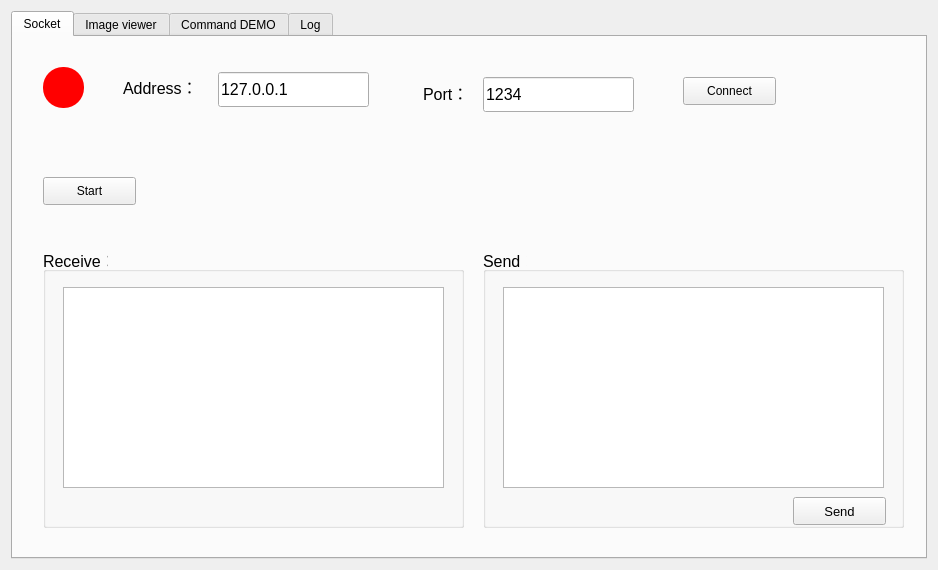
hsinying-tsai/CT2, file widget.ui: the form before one commit.
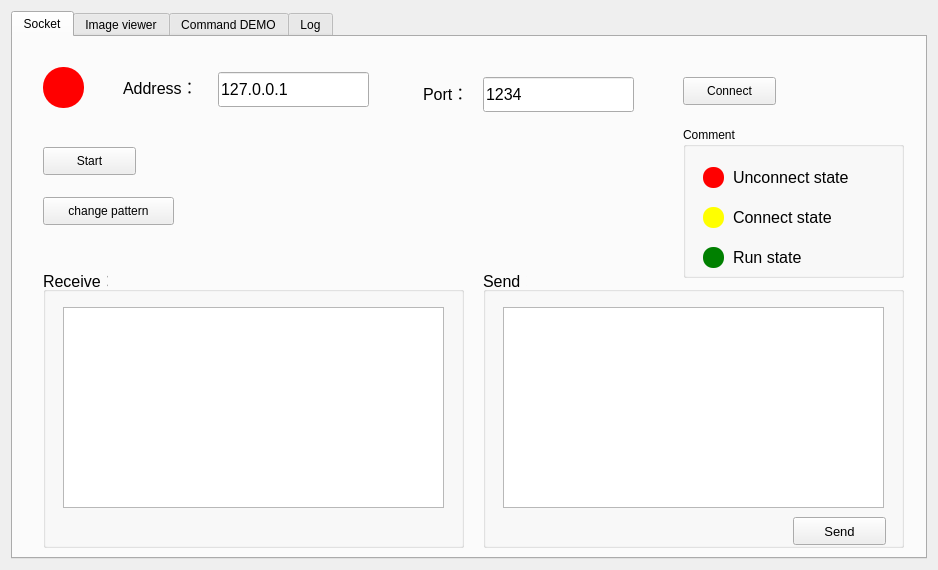
The form after the commit. The open tabs and pages were chosen to show the change. Custom widgets are drawn as their Qt base class.

```diff
--- a/widget.ui
+++ b/widget.ui
@@ -45,7 +45,7 @@
        <property name="geometry">
         <rect>
          <x>470</x>
-         <y>210</y>
+         <y>230</y>
          <width>421</width>
          <height>281</height>
         </rect>
@@ -135,7 +135,7 @@
        <property name="geometry">
         <rect>
          <x>30</x>
-         <y>210</y>
+         <y>230</y>
          <width>421</width>
          <height>281</height>
         </rect>
@@ -223,7 +223,7 @@
        <property name="geometry">
         <rect>
          <x>30</x>
-         <y>140</y>
+         <y>110</y>
          <width>93</width>
          <height>28</height>
         </rect>
@@ -258,6 +258,164 @@
         <string/>
        </property>
       </widget>
+      <widget class="QPushButton" name="puB_changePG">
+       <property name="geometry">
+        <rect>
+         <x>30</x>
+         <y>160</y>
+         <width>131</width>
+         <height>28</height>
+        </rect>
+       </property>
+       <property name="text">
+        <string>change pattern</string>
+       </property>
+      </widget>
+      <widget class="QGroupBox" name="groupBox">
+       <property name="geometry">
+        <rect>
+         <x>670</x>
+         <y>90</y>
+         <width>221</width>
+         <height>151</height>
+        </rect>
+       </property>
+       <property name="title">
+        <string>Comment</string>
+       </property>
+       <widget class="QLabel" name="label_5">
+        <property name="geometry">
+         <rect>
+          <x>50</x>
+          <y>120</y>
+          <width>121</width>
+          <height>20</height>
+         </rect>
+        </property>
+        <property name="font">
+         <font>
+          <pointsize>12</pointsize>
+         </font>
+        </property>
+        <property name="text">
+         <string>Run state</string>
+        </property>
+       </widget>
+       <widget class="QLabel" name="lbl_plc_4">
+        <property name="geometry">
+         <rect>
+          <x>10</x>
+          <y>110</y>
+          <width>41</width>
+          <height>41</height>
+         </rect>
+        </property>
+        <property name="autoFillBackground">
+         <bool>false</bool>
+        </property>
+        <property name="styleSheet">
+         <string notr="true">border-width: 3px;        
+border-radius: 10px;
+margin:10px;
+padding:20px;
+background-color: green;</string>
+        </property>
+        <property name="inputMethodHints">
+         <set>Qt::ImhNone</set>
+        </property>
+        <property name="text">
+         <string/>
+        </property>
+       </widget>
+       <widget class="QLabel" name="label_4">
+        <property name="geometry">
+         <rect>
+          <x>50</x>
+          <y>80</y>
+          <width>121</width>
+          <height>20</height>
+         </rect>
+        </property>
+        <property name="font">
+         <font>
+          <pointsize>12</pointsize>
+         </font>
+        </property>
+        <property name="text">
+         <string>Connect state</string>
+        </property>
+       </widget>
+       <widget class="QLabel" name="lbl_plc_2">
+        <property name="geometry">
+         <rect>
+          <x>10</x>
+          <y>30</y>
+          <width>41</width>
+          <height>41</height>
+         </rect>
+        </property>
+        <property name="autoFillBackground">
+         <bool>false</bool>
+        </property>
+        <property name="styleSheet">
+         <string notr="true">border-width: 3px;        
+border-radius: 10px;
+margin:10px;
+padding:20px;
+background-color: red;</string>
+        </property>
+        <property name="inputMethodHints">
+         <set>Qt::ImhNone</set>
+        </property>
+        <property name="text">
+         <string/>
+        </property>
+       </widget>
+       <widget class="QLabel" name="lbl_plc_3">
+        <property name="geometry">
+         <rect>
+          <x>10</x>
+          <y>70</y>
+          <width>41</width>
+          <height>41</height>
+         </rect>
+        </property>
+        <property name="autoFillBackground">
+         <bool>false</bool>
+        </property>
+        <property name="styleSheet">
+         <string notr="true">border-width: 3px;        
+border-radius: 10px;
+margin:10px;
+padding:20px;
+background-color: yellow;</string>
+        </property>
+        <property name="inputMethodHints">
+         <set>Qt::ImhNone</set>
+        </property>
+        <property name="text">
+         <string/>
+        </property>
+       </widget>
+       <widget class="QLabel" name="label_3">
+        <property name="geometry">
+         <rect>
+          <x>50</x>
+          <y>40</y>
+          <width>121</width>
+          <height>20</height>
+         </rect>
+        </property>
+        <property name="font">
+         <font>
+          <pointsize>12</pointsize>
+         </font>
+        </property>
+        <property name="text">
+         <string>Unconnect state</string>
+        </property>
+       </widget>
+      </widget>
      </widget>
      <widget class="QWidget" name="tab_2">
       <attribute name="title">
```
Left out of the diff: 26 changed lines with no effect on the pictures.
